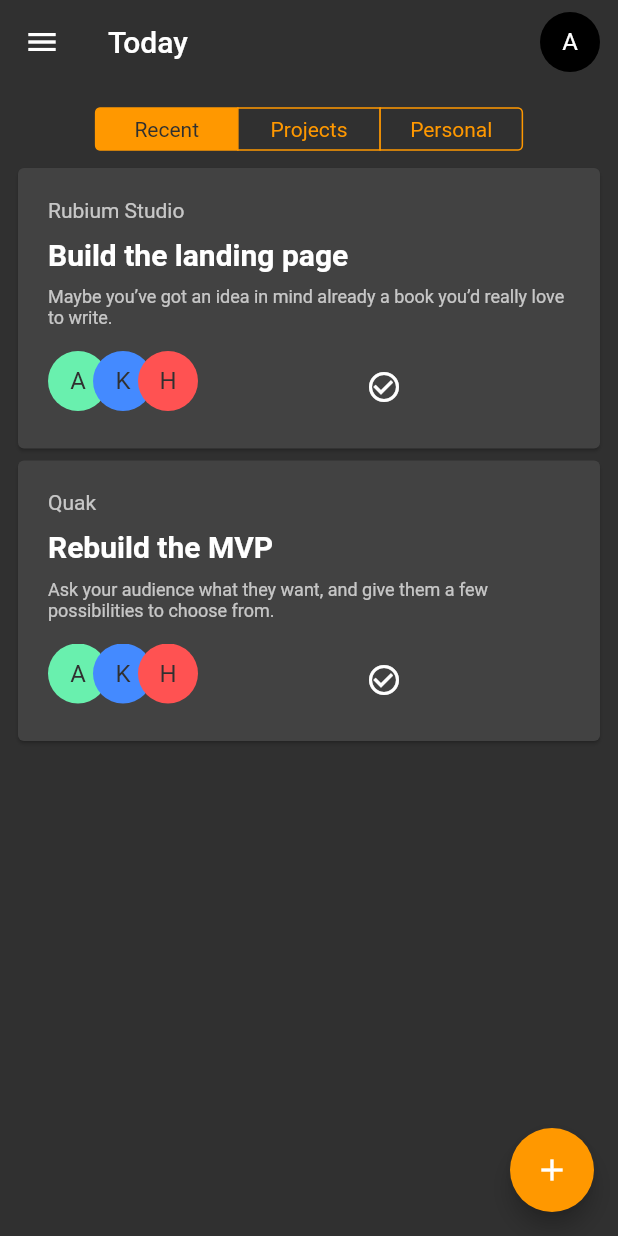
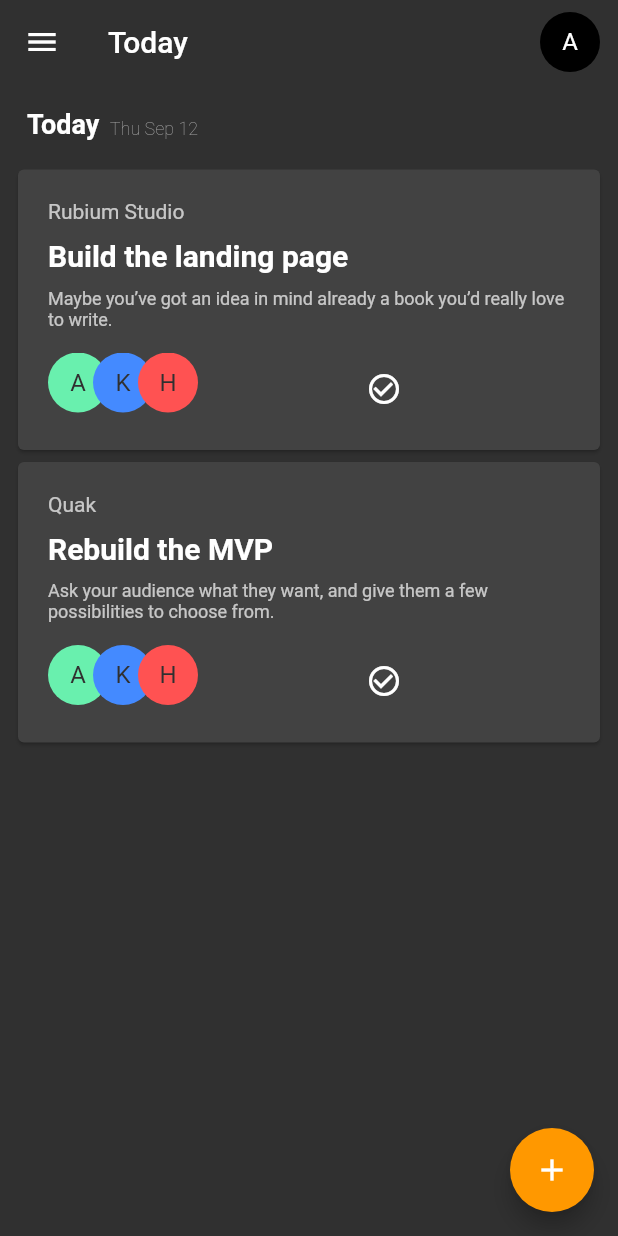
Before and after one commit to amirhesham65/Panther-App, a Flutter app: the screen it shows after launch, on a phone screen of 412 x 824 dp. Run offline on Flutter 3.47's test engine with Material 2 defaults, Android fonts, the phone set to English and light mode, and no system bars.

Commit message:
Refactoring and UI changes

```diff
--- a/lib/views/HomeView.dart
+++ b/lib/views/HomeView.dart
@@ -43,24 +43,16 @@ class _HomeViewState extends State<HomeView> {
               Padding(
                 padding:
                     const EdgeInsets.symmetric(horizontal: 10.0, vertical: 8.0),
-                child: Center(
-                  child: CupertinoSegmentedControl(
-                    unselectedColor: Theme.of(context).canvasColor,
-                    pressedColor: Theme.of(context).accentColor,
-                    groupValue: _currentSegment,
-                    onValueChanged: (value) {
-                      setState(() {
-                        _currentSegment = value;
-                      });
-                    },
-                    children: <int, Widget>{
-                      0: Padding(padding: EdgeInsets.symmetric(vertical: 5.0, horizontal: 20.0), child: Text("Recent"),),
-                      1: Padding(padding: EdgeInsets.symmetric(vertical: 5.0, horizontal: 20.0), child: Text("Projects"),),
-                      2: Padding(padding: EdgeInsets.symmetric(vertical: 5.0, horizontal: 20.0), child: Text("Personal"),),
-                    },
-                  ),
-                ),
+                child: Row(
+                  crossAxisAlignment: CrossAxisAlignment.end,
+                  children: <Widget>[
+                    Text('Today', style: TextStyle(fontSize: 18.0, fontWeight: FontWeight.bold),),
+                    SizedBox(width: 7.0,),
+                    Text('Thu Sep 12', style: TextStyle(fontSize: 12.0, fontWeight: FontWeight.w100, color: Colors.grey),),
+                  ],
+                )
               ),
+              SizedBox(height: 8.0,),
               // Listing all today's tasks
               Expanded(
                 child: ListView(
```
Also changed, not shown: lib/components/SegmentsOfControl.dart (added, +39 -0 lines).
